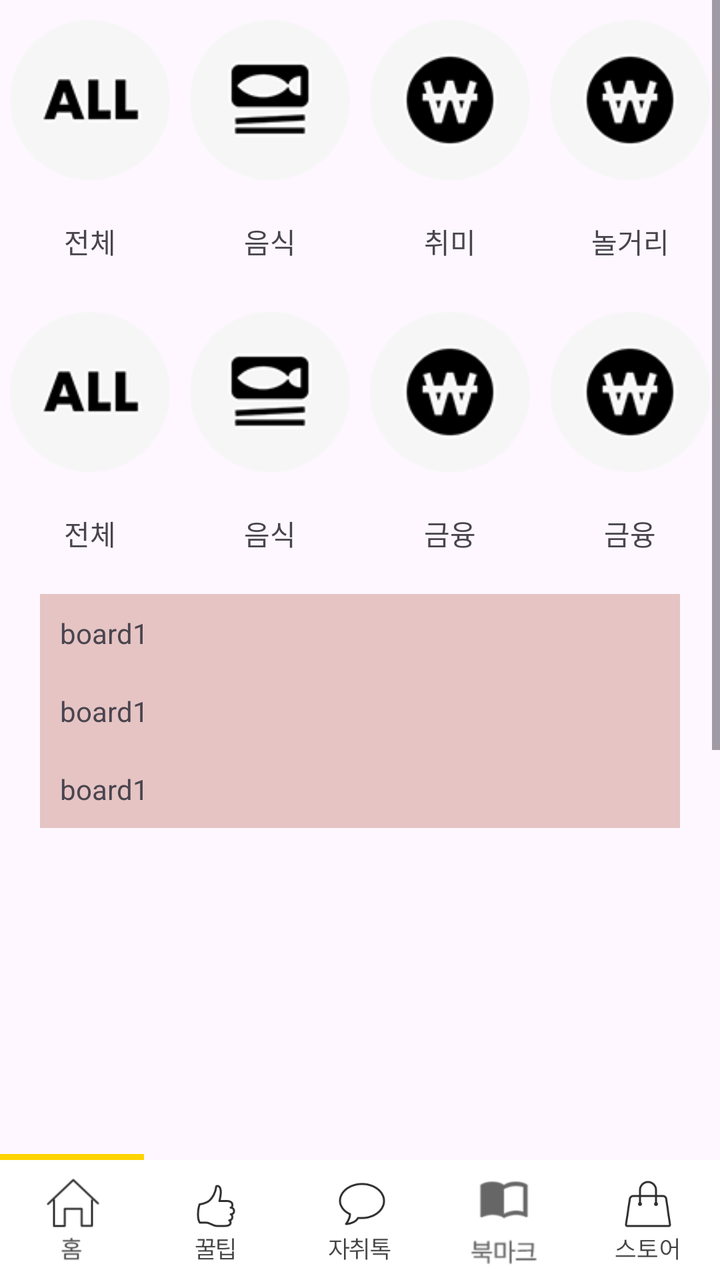
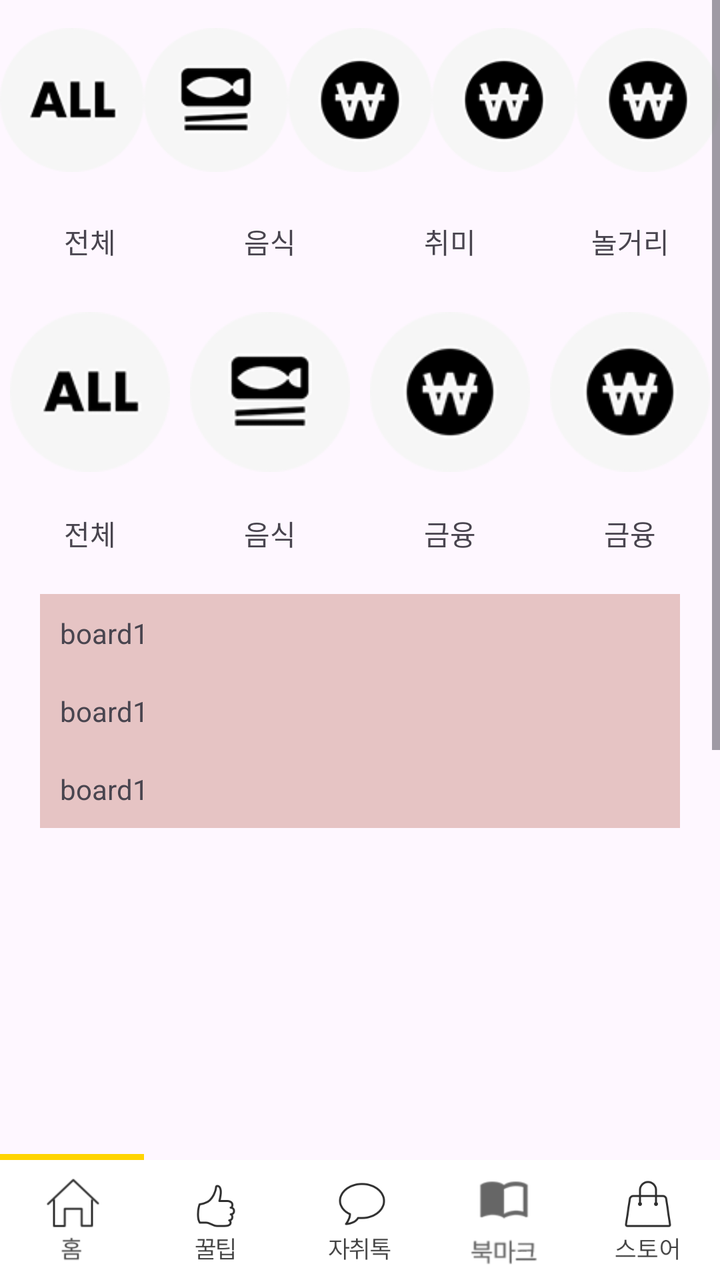

The first picture is an Android layout as it rendered before a commit; the second is the same layout after the commit. The layout source and the unified diff follow.
<!-- AndroidManifest.xml: application theme Theme.Communityapp -->
<!-- res/layout/fragment_home.xml -->
<?xml version="1.0" encoding="utf-8"?>
<layout xmlns:tools="http://schemas.android.com/tools"
    xmlns:android="http://schemas.android.com/apk/res/android"
    xmlns:app="http://schemas.android.com/apk/res-auto">

    <androidx.constraintlayout.widget.ConstraintLayout
        android:layout_width="match_parent"
        android:layout_height="match_parent">

        <ScrollView
            android:layout_width="match_parent"
            android:layout_height="match_parent">
            
            <LinearLayout
                android:layout_marginTop="10dp"
                android:orientation="vertical"
                android:layout_width="match_parent"
                android:layout_height="match_parent">

                <LinearLayout
                    android:layout_width="match_parent"
                    android:layout_height="150dp">

                    <ImageView
                        android:src="@drawable/main_icon_all"
                        android:layout_weight="1"
                        android:layout_width="80dp"
                        android:layout_height="80dp" />

                    <ImageView
                        android:src="@drawable/main_icon_cook"
                        android:layout_weight="1"
                        android:layout_width="80dp"
                        android:layout_height="80dp" />

                    <ImageView
                        android:src="@drawable/main_icon_economy"
                        android:layout_weight="1"
                        android:layout_width="80dp"
                        android:layout_height="80dp" />

                    <ImageView
                        android:src="@drawable/main_icon_economy"
                        android:layout_weight="1"
                        android:layout_width="80dp"
                        android:layout_height="80dp" />
                </LinearLayout>

                <LinearLayout
                    android:layout_marginTop="-50dp"
                    android:layout_width="match_parent"
                    android:layout_height="wrap_content"
                    tools:ignore="MissingConstraints">

                    <TextView
                        android:text="전체"
                        android:gravity="center"
                        android:layout_weight="1"
                        android:layout_width="match_parent"
                        android:layout_height="wrap_content" />

                    <TextView
                        android:text="음식"
                        android:gravity="center"
                        android:layout_weight="1"
                        android:layout_width="match_parent"
                        android:layout_height="wrap_content" />

                    <TextView
                        android:text="취미"
                        android:gravity="center"
                        android:layout_weight="1"
                        android:layout_width="match_parent"
                        android:layout_height="wrap_content" />

                    <TextView
                        android:text="놀거리"
                        android:gravity="center"
                        android:layout_weight="1"
                        android:layout_width="match_parent"
                        android:layout_height="wrap_content" />
                </LinearLayout>

                <LinearLayout
                    android:layout_marginTop="25dp"
                    android:layout_width="match_parent"
                    android:layout_height="150dp">

                    <ImageView
                        android:src="@drawable/main_icon_all"
                        android:layout_weight="1"
                        android:layout_width="80dp"
                        android:layout_height="80dp" />

                    <ImageView
                        android:src="@drawable/main_icon_cook"
                        android:layout_weight="1"
                        android:layout_width="80dp"
                        android:layout_height="80dp" />

                    <ImageView
                        android:src="@drawable/main_icon_economy"
                        android:layout_weight="1"
                        android:layout_width="80dp"
                        android:layout_height="80dp" />

                    <ImageView
                        android:src="@drawable/main_icon_economy"
                        android:layout_weight="1"
                        android:layout_width="80dp"
                        android:layout_height="80dp" />
                </LinearLayout>

                <LinearLayout
                    android:layout_marginTop="-50dp"
                    android:layout_width="match_parent"
                    android:layout_height="wrap_content"
                    tools:ignore="MissingConstraints">

                    <TextView
                        android:text="전체"
                        android:gravity="center"
                        android:layout_weight="1"
                        android:layout_width="match_parent"
                        android:layout_height="wrap_content" />

                    <TextView
                        android:text="음식"
                        android:gravity="center"
                        android:layout_weight="1"
                        android:layout_width="match_parent"
                        android:layout_height="wrap_content" />

                    <TextView
                        android:text="금융"
                        android:gravity="center"
                        android:layout_weight="1"
                        android:layout_width="match_parent"
                        android:layout_height="wrap_content" />

                    <TextView
                        android:text="금융"
                        android:gravity="center"
                        android:layout_weight="1"
                        android:layout_width="match_parent"
                        android:layout_height="wrap_content" />
                </LinearLayout>

                <LinearLayout
                    android:background="#E6C4C4"
                    android:layout_margin="20dp"
                    android:orientation="vertical"
                    android:layout_width="match_parent"
                    android:layout_height="wrap_content">

                    <TextView
                        android:text="board1"
                        android:layout_margin="10dp"
                        android:layout_width="wrap_content"
                        android:layout_height="wrap_content" />

                    <TextView
                        android:text="board1"
                        android:layout_margin="10dp"
                        android:layout_width="wrap_content"
                        android:layout_height="wrap_content" />

                    <TextView
                        android:text="board1"
                        android:layout_margin="10dp"
                        android:layout_width="wrap_content"
                        android:layout_height="wrap_content" />
                </LinearLayout>
                
                <androidx.recyclerview.widget.RecyclerView
                    android:id="@+id/main_rv"
                    android:layout_width="match_parent"
                    android:layout_height="600dp" />
            </LinearLayout>
        </ScrollView>


        <LinearLayout
            android:layout_width="match_parent"
            android:layout_height="3dp"
            app:layout_constraintBottom_toTopOf="@+id/linearLayout">

            <LinearLayout
                android:background="@color/mainColor"
                android:layout_width="match_parent"
                android:layout_height="match_parent"
                android:layout_weight="1" />

            <LinearLayout
                android:layout_width="match_parent"
                android:layout_height="match_parent"
                android:layout_weight="1" />

            <LinearLayout
                android:layout_width="match_parent"
                android:layout_height="match_parent"
                android:layout_weight="1" />

            <LinearLayout
                android:layout_width="match_parent"
                android:layout_height="match_parent"
                android:layout_weight="1" />

            <LinearLayout
                android:layout_width="match_parent"
                android:layout_height="match_parent"
                android:layout_weight="1" />
        </LinearLayout>

        <LinearLayout
            android:id="@+id/linearLayout"
            android:layout_width="match_parent"
            android:layout_height="60dp"
            android:background="@color/white"
            android:weightSum="5"
            app:layout_constraintBottom_toBottomOf="parent">

            <ImageView
                android:id="@+id/homeTap"
                android:layout_width="match_parent"
                android:layout_height="wrap_content"
                android:layout_weight="1"
                android:src="@drawable/bottom_hometap" />

            <ImageView
                android:id="@+id/tipTap"
                android:layout_width="match_parent"
                android:layout_height="wrap_content"
                android:layout_weight="1"
                android:src="@drawable/bottom_goodtip" />

            <ImageView
                android:id="@+id/talkTap"
                android:layout_width="match_parent"
                android:layout_height="wrap_content"
                android:layout_weight="1"
                android:src="@drawable/bottom_talk" />

            <ImageView
                android:id="@+id/bookmarkTap"
                android:layout_width="match_parent"
                android:layout_height="wrap_content"
                android:layout_weight="1"
                android:src="@drawable/bottom_bookmark" />

            <ImageView
                android:id="@+id/storeTap"
                android:layout_width="match_parent"
                android:layout_height="wrap_content"
                android:layout_weight="1"
                android:src="@drawable/bottom_store" />
        </LinearLayout>
    </androidx.constraintlayout.widget.ConstraintLayout>
</layout>
<!-- resources referenced by this layout -->
<resources>
  <color name="mainColor">#ffd400</color>
  <color name="white">#FFFFFFFF</color>
  <!-- drawable bottom_bookmark: png bitmap (drawable, 7077 bytes) -->
  <!-- drawable bottom_goodtip: png bitmap (drawable, 6181 bytes) -->
  <!-- drawable bottom_hometap: png bitmap (drawable, 2425 bytes) -->
  <!-- drawable bottom_store: png bitmap (drawable, 6477 bytes) -->
  <!-- drawable bottom_talk: png bitmap (drawable, 7514 bytes) -->
  <!-- drawable main_icon_all: png bitmap (drawable, 2617 bytes) -->
  <!-- drawable main_icon_cook: png bitmap (drawable, 3089 bytes) -->
  <!-- drawable main_icon_economy: png bitmap (drawable, 3728 bytes) -->
  <style name="Theme.Communityapp" parent="Base.Theme.Communityapp" />
  <style name="Base.Theme.Communityapp" parent="Theme.Material3.DayNight.NoActionBar">
          
           <item name="colorPrimaryVariant">@color/mainColor</item>
      </style>
</resources>

<!-- the commit's change to res/layout/fragment_home.xml (unified diff, before → after) -->
@@ -38,6 +38,12 @@
                         android:layout_weight="1"
                         android:layout_width="80dp"
                         android:layout_height="80dp" />
+
+                    <ImageView
+                    android:src="@drawable/main_icon_economy"
+                    android:layout_weight="1"
+                    android:layout_width="80dp"
+                    android:layout_height="80dp" />
 
                     <ImageView
                         android:src="@drawable/main_icon_economy"
